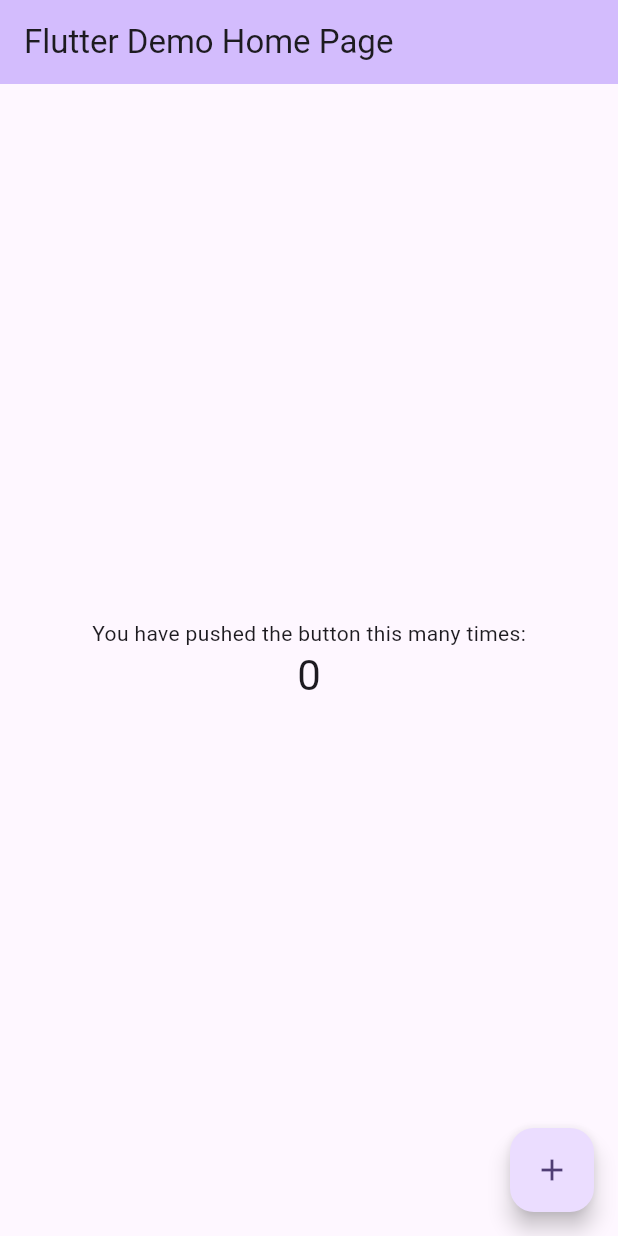
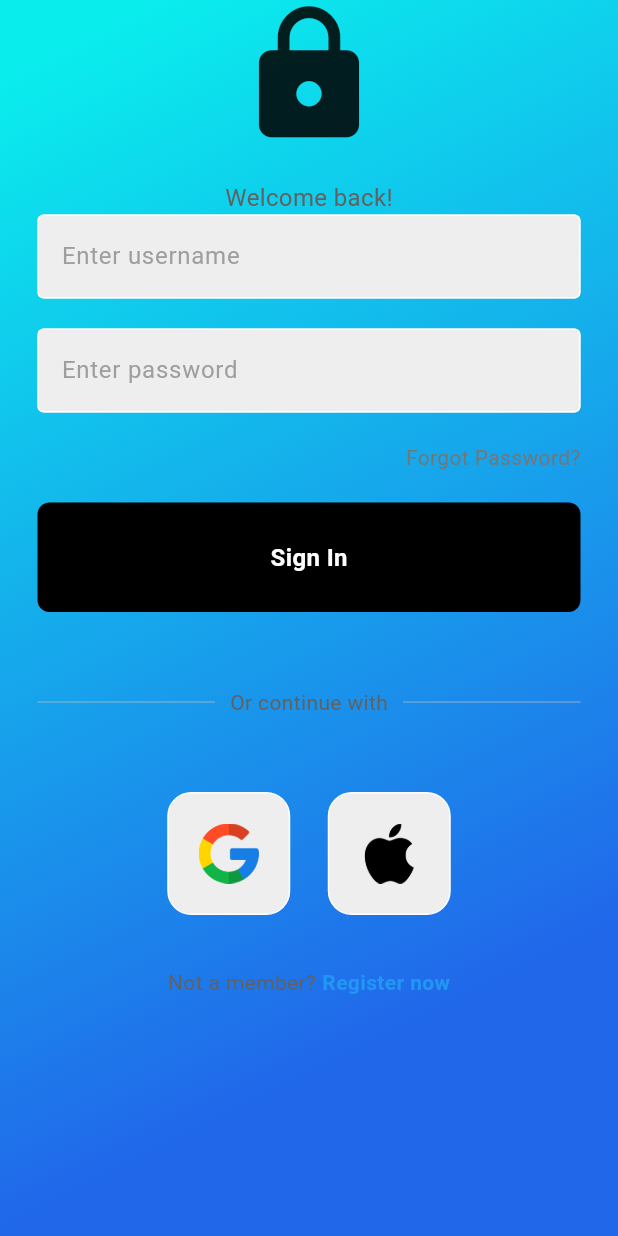
Before and after one commit to LuckyVishwa1104/Farm-Mitra, a Flutter app: the screen it shows after launch, on a phone screen of 412 x 824 dp. Run offline on Flutter 3.47's test engine with Material 3 defaults, Android fonts, the light colour scheme and no system bars; missing offline and left inert: dart:ffi.

Commit message:
added rewuired files with respective styling

```diff
--- /dev/null
+++ b/lib/components/my_button.dart
@@ -0,0 +1,32 @@
+import 'package:flutter/material.dart';
+
+class MyButton extends StatelessWidget {
+  final Function()? onTap;
+
+  const MyButton({super.key, required this.onTap});
+
+  @override
+  Widget build(BuildContext context) {
+    return GestureDetector(
+      onTap: onTap,
+      child: Container(
+        padding: const EdgeInsets.all(25),
+        margin: const EdgeInsets.symmetric(horizontal: 25),
+        decoration: BoxDecoration(
+          color: Colors.black,
+          borderRadius: BorderRadius.circular(8),
+        ),
+        child: const Center(
+          child: Text(
+            "Sign In",
+            style: TextStyle(
+              color: Colors.white,
+              fontWeight: FontWeight.bold,
+              fontSize: 16,
+            ),
+          ),
+        ),
+      ),
+    );
+  }
+}
--- /dev/null
+++ b/lib/components/square_tile.dart
@@ -0,0 +1,25 @@
+import 'package:flutter/material.dart';
+
+class SquareTile extends StatelessWidget {
+  final String imagePath;
+  const SquareTile({
+    super.key,
+    required this.imagePath,
+  });
+
+  @override
+  Widget build(BuildContext context) {
+    return Container(
+      padding: const EdgeInsets.all(20),
+      decoration: BoxDecoration(
+        border: Border.all(color: Colors.white),
+        borderRadius: BorderRadius.circular(16),
+        color: Colors.grey[200],
+      ),
+      child: Image.asset(
+        imagePath,
+        height: 40,
+      ),
+    );
+  }
+}
--- /dev/null
+++ b/lib/components/text_field.dart
@@ -0,0 +1,39 @@
+import 'package:flutter/material.dart';
+
+class InputTextField extends StatefulWidget {
+  final TextEditingController controller;
+  final String hintText;
+  final bool obscureText;
+  const InputTextField({
+    super.key,
+    required this.controller,
+    required this.hintText,
+    required this.obscureText,
+  });
+
+  @override
+  State<InputTextField> createState() => _InputTextFieldState();
+}
+
+class _InputTextFieldState extends State<InputTextField> {
+  @override
+  Widget build(BuildContext context) {
+    return Padding(
+      padding: const EdgeInsets.symmetric(horizontal: 25.0),
+      child: TextField(
+        controller: widget.controller,
+        obscureText: widget.obscureText,
+        decoration: InputDecoration(
+          enabledBorder: const OutlineInputBorder(
+              borderSide: BorderSide(color: Colors.white)),
+          focusedBorder: OutlineInputBorder(
+              borderSide: BorderSide(color: Colors.grey.shade400)),
+          fillColor: Colors.grey.shade200,
+          filled: true,
+          hintText: widget.hintText,
+          hintStyle: TextStyle(color: Colors.grey[500],)
+        ),
+      ),
+    );
+  }
+}
--- a/lib/main.dart
+++ b/lib/main.dart
@@ -1,3 +1,4 @@
+import 'package:farmmitra/pages/login.dart';
 import 'package:flutter/material.dart';
 
 void main() {
@@ -11,115 +12,8 @@
   @override
   Widget build(BuildContext context) {
     return MaterialApp(
-      title: 'Flutter Demo',
-      theme: ThemeData(
-        // This is the theme of your application.
-        //
-        // TRY THIS: Try running your application with "flutter run". You'll see
-        // the application has a purple toolbar. Then, without quitting the app,
-        // try changing the seedColor in the colorScheme below to Colors.green
-        // and then invoke "hot reload" (save your changes or press the "hot
-        // reload" button in a Flutter-supported IDE, or press "r" if you used
-        // the command line to start the app).
-        //
-        // Notice that the counter didn't reset back to zero; the application
-        // state is not lost during the reload. To reset the state, use hot
-        // restart instead.
-        //
-        // This works for code too, not just values: Most code changes can be
-        // tested with just a hot reload.
-        colorScheme: ColorScheme.fromSeed(seedColor: Colors.deepPurple),
-        useMaterial3: true,
-      ),
-      home: const MyHomePage(title: 'Flutter Demo Home Page'),
+      debugShowCheckedModeBanner: false,
+      home: Login(),
     );
   }
 }
-
-class MyHomePage extends StatefulWidget {
-  const MyHomePage({super.key, required this.title});
-
-  // This widget is the home page of your application. It is stateful, meaning
-  // that it has a State object (defined below) that contains fields that affect
-  // how it looks.
-
-  // This class is the configuration for the state. It holds the values (in this
-  // case the title) provided by the parent (in this case the App widget) and
-  // used by the build method of the State. Fields in a Widget subclass are
-  // always marked "final".
-
-  final String title;
-
-  @override
-  State<MyHomePage> createState() => _MyHomePageState();
-}
-
-class _MyHomePageState extends State<MyHomePage> {
-  int _counter = 0;
-
-  void _incrementCounter() {
-    setState(() {
-      // This call to setState tells the Flutter framework that something has
-      // changed in this State, which causes it to rerun the build method below
-      // so that the display can reflect the updated values. If we changed
-      // _counter without calling setState(), then the build method would not be
-      // called again, and so nothing would appear to happen.
-      _counter++;
-    });
-  }
-
-  @override
-  Widget build(BuildContext context) {
-    // This method is rerun every time setState is called, for instance as done
-    // by the _incrementCounter method above.
-    //
-    // The Flutter framework has been optimized to make rerunning build methods
-    // fast, so that you can just rebuild anything that needs updating rather
-    // than having to individually change instances of widgets.
-    return Scaffold(
-      appBar: AppBar(
-        // TRY THIS: Try changing the color here to a specific color (to
-        // Colors.amber, perhaps?) and trigger a hot reload to see the AppBar
-        // change color while the other colors stay the same.
-        backgroundColor: Theme.of(context).colorScheme.inversePrimary,
-        // Here we take the value from the MyHomePage object that was created by
-        // the App.build method, and use it to set our appbar title.
-        title: Text(widget.title),
-      ),
-      body: Center(
-        // Center is a layout widget. It takes a single child and positions it
-        // in the middle of the parent.
-        child: Column(
-          // Column is also a layout widget. It takes a list of children and
-          // arranges them vertically. By default, it sizes itself to fit its
-          // children horizontally, and tries to be as tall as its parent.
-          //
-          // Column has various properties to control how it sizes itself and
-          // how it positions its children. Here we use mainAxisAlignment to
-          // center the children vertically; the main axis here is the vertical
-          // axis because Columns are vertical (the cross axis would be
-          // horizontal).
-          //
-          // TRY THIS: Invoke "debug painting" (choose the "Toggle Debug Paint"
-          // action in the IDE, or press "p" in the console), to see the
-          // wireframe for each widget.
-          mainAxisAlignment: MainAxisAlignment.center,
-          children: <Widget>[
-            const Text(
-              'You have pushed the button this many times:',
-            ),
-            Text(
-              '$_counter',
-              style: Theme.of(context).textTheme.headlineMedium,
-            ),
-          ],
-        ),
-      ),
-      floatingActionButton: FloatingActionButton(
-        onPressed: _incrementCounter,
-        tooltip: 'Increment',
-        child: const Icon(Icons.add),
-      ), // This trailing comma makes auto-formatting nicer for build methods.
-    );
-  }
-}
--- /dev/null
+++ b/lib/pages/login.dart
@@ -0,0 +1,177 @@
+import 'dart:ffi';
+
+import 'package:farmmitra/components/my_button.dart';
+import 'package:farmmitra/components/square_tile.dart';
+import 'package:farmmitra/components/text_field.dart';
+import 'package:flutter/material.dart';
+
+class Login extends StatefulWidget {
+  const Login({super.key});
+
+  @override
+  State<Login> createState() => _LoginState();
+}
+
+class _LoginState extends State<Login> {
+  final userNameController = TextEditingController();
+  final passwordCOntroller = TextEditingController();
+  void signUserIn() {}
+
+
+  @override
+  Widget build(BuildContext context) {
+    return Scaffold(
+        backgroundColor: Colors.grey[300],
+        body:Container(
+        decoration: const BoxDecoration(
+          gradient: LinearGradient(
+            begin: Alignment(-0.5, -1.0), // Adjusted for 120 degrees
+            end: Alignment(1.0, 0.5), // Adjusted for 120 degrees
+            colors: [
+              Color.fromARGB(255, 10, 237, 237), //0xFF1BFFFF #2E3192
+              Color.fromARGB(255, 33, 103, 234), // #1BFFFF
+            ],
+          ),
+        ),
+         child : SafeArea(
+          child: Center(
+            child: Column(children: [
+              // icon
+              const Icon(
+                Icons.lock,
+                size: 100,
+              ),
+
+              const SizedBox(
+                height: 20,
+              ),
+
+              // initial text
+              Text(
+                'Welcome back!',
+                style: TextStyle(
+                  color: Colors.grey[700],
+                  fontSize: 16,
+                ),
+              ),
+
+              // input for username
+              InputTextField(
+                controller: passwordCOntroller,
+                hintText: 'Enter username',
+                obscureText: false,
+              ),
+
+              const SizedBox(
+                height: 20,
+              ),
+
+              // input for password
+              InputTextField(
+                controller: passwordCOntroller,
+                hintText: 'Enter password',
+                obscureText: true,
+              ),
+
+              const SizedBox(
+                height: 20,
+              ),
+
+              // forgot password
+              Padding(
+                padding: const EdgeInsets.symmetric(horizontal: 25.0),
+                child: Row(
+                  mainAxisAlignment: MainAxisAlignment.end,
+                  children: [
+                    Text('Forgot Password?',
+                    style: TextStyle(color: Colors.grey[600]),
+                    ),
+                  ],
+                ),
+              ),
+
+              const SizedBox(
+                height: 20,
+              ),
+
+              // sign in button
+              MyButton(
+                onTap: signUserIn,
+              ),
+
+              const SizedBox(height: 50),
+
+              // continue with google or apple
+               Padding(
+                padding: const EdgeInsets.symmetric(horizontal: 25.0),
+                child: Row(
+                  children: [
+                    Expanded(
+                      child: Divider(
+                        thickness: 0.5,
+                        color: Colors.grey[400],
+                      ),
+                    ),
+                    Padding(
+                      padding: const EdgeInsets.symmetric(horizontal: 10.0),
+                      child: Text(
+                        'Or continue with',
+                        style: TextStyle(color: Colors.grey[700]),
+                      ),
+                    ),
+                    Expanded(
+                      child: Divider(
+                        thickness: 0.5,
+                        color: Colors.grey[400],
+                      ),
+                    ),
+                  ],
+                ),
+              ),
+
+              const SizedBox(height: 50),
+
+              // google + apple sign in buttons
+              const Row(
+                mainAxisAlignment: MainAxisAlignment.center,
+                children: [
+                  // google button
+                  SquareTile(imagePath: 'lib/images/google.png'),
+
+                  SizedBox(width: 25),
+
+                  // apple button
+                  SquareTile(imagePath: 'lib/images/apple.png')
+                ],
+              ),
+
+              const SizedBox(height: 35,),
+
+              // not a member? register now
+              Row(
+                mainAxisAlignment: MainAxisAlignment.center,
+                children: [
+                  Text(
+                    'Not a member?',
+                    style: TextStyle(color: Colors.grey[700]),
+                  ),
+                  const SizedBox(width: 4),
+                  const Text(
+                    'Register now',
+                    style: TextStyle(
+                      color: Colors.blue,
+                      fontWeight: FontWeight.bold,
+                    ),
+                  ),
+
+
+            ],
+            ),
+            ],
+          ),
+          ),
+        ),
+        )
+    );
+  }
+}
--- a/pubspec.yaml
+++ b/pubspec.yaml
@@ -59,8 +59,8 @@ flutter:
   uses-material-design: true
 
   # To add assets to your application, add an assets section, like this:
-  # assets:
-  #   - images/a_dot_burr.jpeg
+  assets:
+    - lib/images/
   #   - images/a_dot_ham.jpeg
 
   # An image asset can refer to one or more resolution-specific "variants", see
```
Also changed, not shown: lib/images/apple.png (added), lib/images/google.png (added).
